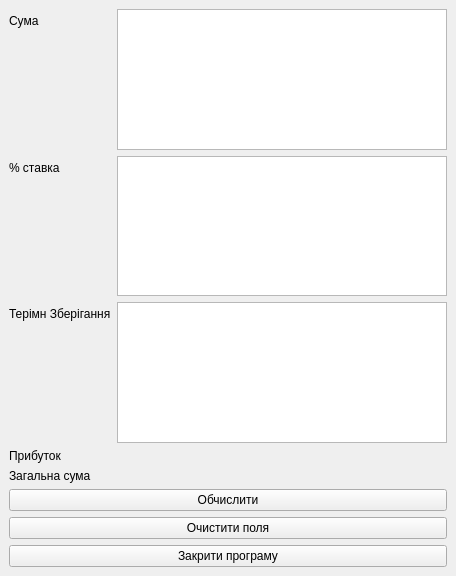
Before: the Qt Designer form Practice Summer 2024/Laba_1_2/mainwindow.ui in pungentee/college_labs, drawn with Qt 5.
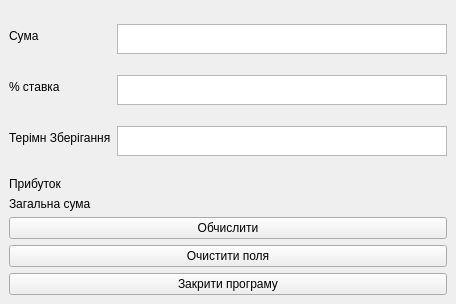
After: the same form once the commit is applied.

```diff
--- a/Practice Summer 2024/Laba_1_2/mainwindow.ui
+++ b/Practice Summer 2024/Laba_1_2/mainwindow.ui
@@ -7,7 +7,7 @@
     <x>0</x>
     <y>0</y>
     <width>456</width>
-    <height>576</height>
+    <height>304</height>
    </rect>
   </property>
   <property name="windowTitle">
@@ -42,13 +42,34 @@
        </widget>
       </item>
       <item row="0" column="1">
-       <widget class="QTextEdit" name="sum_edit"/>
+       <widget class="QTextEdit" name="sum_edit">
+        <property name="maximumSize">
+         <size>
+          <width>16777215</width>
+          <height>30</height>
+         </size>
+        </property>
+       </widget>
       </item>
       <item row="1" column="1">
-       <widget class="QTextEdit" name="interest_rate_edit"/>
+       <widget class="QTextEdit" name="interest_rate_edit">
+        <property name="maximumSize">
+         <size>
+          <width>16777215</width>
+          <height>30</height>
+         </size>
+        </property>
+       </widget>
       </item>
       <item row="2" column="1">
-       <widget class="QTextEdit" name="storage_period_edit"/>
+       <widget class="QTextEdit" name="storage_period_edit">
+        <property name="maximumSize">
+         <size>
+          <width>16777215</width>
+          <height>30</height>
+         </size>
+        </property>
+       </widget>
       </item>
      </layout>
     </item>
```
Left out of the diff: 10 changed lines with no effect on the pictures.
